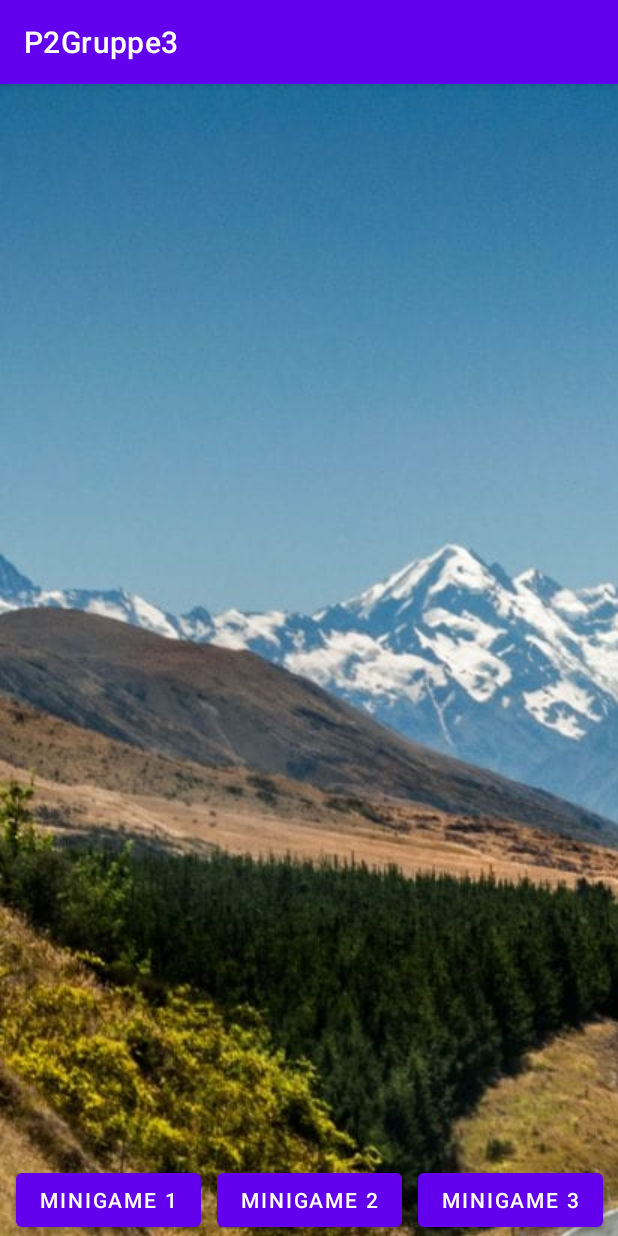
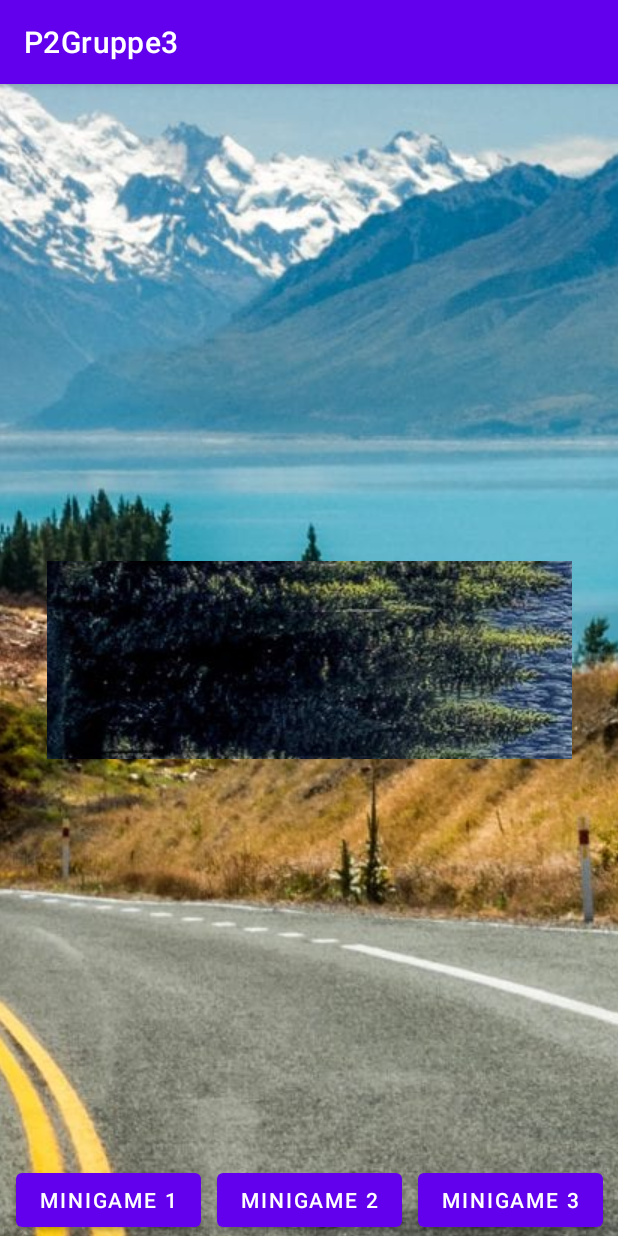
Before and after one commit to MishiMads/P2Gruppe3, an Android app: the screen it shows after launch (MainActivity), on a phone screen of 412 x 824 dp. Run offline under Robolectric (Android 15) with nearby library versions, the phone set to English and light mode, and no system bars.

Commit message:
Potte plante push

```diff
--- a/app/src/main/java/com/example/p2gruppe3/MainActivity.java
+++ b/app/src/main/java/com/example/p2gruppe3/MainActivity.java
@@ -1,25 +1,24 @@
 package com.example.p2gruppe3;
 
-import androidx.annotation.NonNull;
 import androidx.appcompat.app.AppCompatActivity;
+import androidx.constraintlayout.widget.ConstraintLayout;
 
 import android.annotation.SuppressLint;
-import android.content.Context;
 import android.content.Intent;
-import android.graphics.Bitmap;
 import android.os.Bundle;
 import android.view.MotionEvent;
-import android.view.SurfaceHolder;
-import android.view.SurfaceView;
 import android.view.View;
-import android.view.ViewTreeObserver;
 import android.widget.Button;
+import android.widget.ImageButton;
 import android.widget.ImageView;
 
 public class MainActivity extends AppCompatActivity {
 
     private ImageView Map;
-    float xDown = 0, yDown = 0;
+    private ImageButton Drag;
+
+    private float xDown = 0, yDown = 0;
+    private float xDelta = 0, yDelta = 0;
 
     private Button MG1;
 
@@ -37,9 +36,14 @@ public class MainActivity extends AppCompatActivity {
         setContentView(R.layout.activity_main);
 
         Map = findViewById(R.id.MapImage);
+        Drag = findViewById(R.id.Pot);
+
+
         MG1 = findViewById(R.id.MG1);
         MG2 = findViewById(R.id.MG2);
         MG3 = findViewById(R.id.MG3);
+
+
 
 
 
@@ -52,6 +56,7 @@ public class MainActivity extends AppCompatActivity {
                     case MotionEvent.ACTION_DOWN:
                         xDown = motionEvent.getX();
                         yDown = motionEvent.getY();
+
                         break;
 
                     case MotionEvent.ACTION_MOVE:
@@ -62,12 +67,10 @@ public class MainActivity extends AppCompatActivity {
                         float distanceX = xMoved - xDown;
                         float distanceY = yMoved - yDown;
 
-                        Map.setX(Map.getX()+distanceX);
-                        Map.setY(Map.getY()+distanceY);
-
-
-
-
+                        Map.setX(Map.getX() + distanceX);
+                        Map.setY(Map.getY() + distanceY);
+                        Drag.setX(Map.getX() + distanceX + 50);
+                        Drag.setY(Map.getY() + distanceY + 50);
 
                         break;
                 }
--- a/app/src/main/res/layout/activity_main.xml
+++ b/app/src/main/res/layout/activity_main.xml
@@ -2,6 +2,7 @@
 <androidx.constraintlayout.widget.ConstraintLayout xmlns:android="http://schemas.android.com/apk/res/android"
     xmlns:app="http://schemas.android.com/apk/res-auto"
     xmlns:tools="http://schemas.android.com/tools"
+    android:id="@+id/ConLayout"
     android:layout_width="match_parent"
     android:layout_height="match_parent"
     tools:context=".MainActivity">
@@ -10,10 +11,21 @@
         android:id="@+id/MapImage"
         android:layout_width="2048dp"
         android:layout_height="1360dp"
-        app:srcCompat="@drawable/landscape_new_zealand_s_shape"
-        tools:layout_editor_absoluteX="-711dp"
-        tools:layout_editor_absoluteY="-308dp" />
+        android:src="@drawable/landscape_new_zealand_s_shape"
+        app:layout_constraintStart_toStartOf="parent"
+        app:layout_constraintEnd_toEndOf="parent"
+        app:layout_constraintTop_toTopOf="parent"
+        app:layout_constraintBottom_toBottomOf="parent"/>
 
+    <ImageButton
+        android:id="@+id/Pot"
+        android:layout_width="350dp"
+        android:layout_height="132dp"
+        android:src="@drawable/vertical_test"
+        app:layout_constraintBottom_toBottomOf="@id/MapImage"
+        app:layout_constraintEnd_toEndOf="@id/MapImage"
+        app:layout_constraintStart_toStartOf="@id/MapImage"
+        app:layout_constraintTop_toTopOf="@id/MapImage" />
     <Button
         android:id="@+id/MG1"
         android:layout_width="wrap_content"
```
